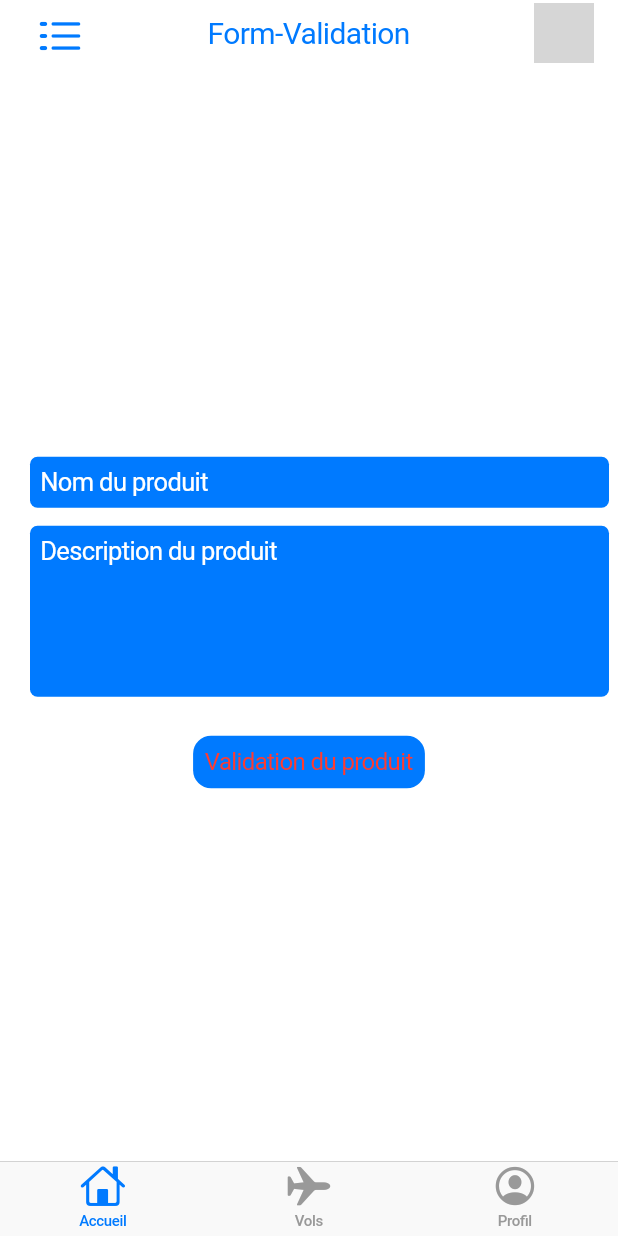
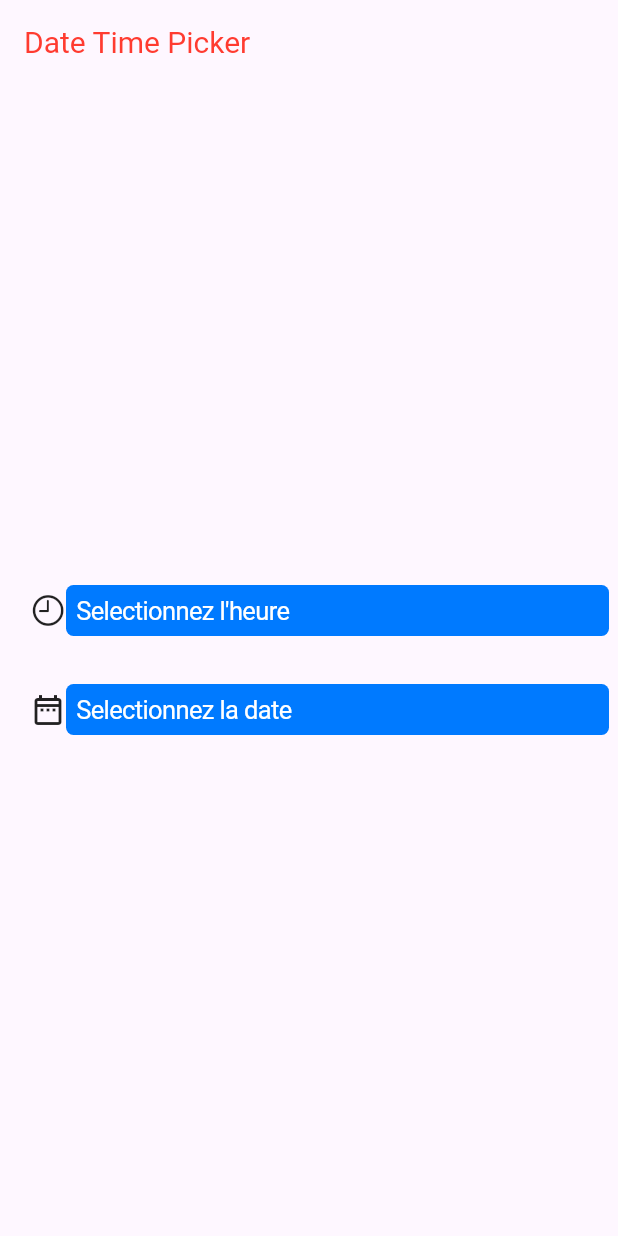
Before and after one commit to KabaDiakite0212/formation_odc, a Flutter app: the screen it shows after launch, on a phone screen of 412 x 824 dp. Run offline on Flutter 3.47's test engine with Material 3 defaults, Android fonts, the phone set to English and light mode, and no system bars; grey boxes are pictures that could not be loaded.

Commit message:
time and date picker

```diff
--- a/lib/main.dart
+++ b/lib/main.dart
@@ -1,5 +1,6 @@
 import 'package:flutter/cupertino.dart';
 import 'package:flutter/material.dart';
+import 'package:formation_odc/screens/date_time_picker_screen.dart';
 import 'package:formation_odc/screens/detail_product_screen.dart';
 import 'package:formation_odc/screens/navigation_bar_screen.dart';
 import 'package:formation_odc/screens/product_screen.dart';
@@ -14,13 +15,13 @@ class MyApp extends StatelessWidget {
   // This widget is the root of your application.
   @override
   Widget build(BuildContext context) {
-    return CupertinoApp(
+    return MaterialApp(
       debugShowCheckedModeBanner: false,
       title: 'Flutter iOS',
 
       // home: ProductScreen(),
       // home: DetailProductScreen(),
-      home: const NavigationBarScreen(),
+      home: const DateTimePickerScreen(),
     );
   }
 }
--- /dev/null
+++ b/lib/screens/date_time_picker_screen.dart
@@ -0,0 +1,97 @@
+import 'package:flutter/cupertino.dart';
+import 'package:flutter/material.dart';
+import 'package:formation_odc/widgets/basic_widgets.dart';
+import 'package:formation_odc/widgets/custom_text.dart';
+
+class DateTimePickerScreen extends StatefulWidget {
+  const DateTimePickerScreen({super.key});
+
+  @override
+  State<DateTimePickerScreen> createState() => _DateTimePickerScreenState();
+}
+
+class _DateTimePickerScreenState extends State<DateTimePickerScreen> {
+  final TextEditingController _timeEditingController = TextEditingController();
+  final TextEditingController _dateEditingController = TextEditingController();
+  @override
+  Widget build(BuildContext context) {
+    return Scaffold(
+        appBar: AppBar(
+          title: CustomText(title: "Date Time Picker"),
+        ),
+        body: Column(
+          mainAxisAlignment: MainAxisAlignment.center,
+          children: [
+            CupertinoTextFormFieldRow(
+              controller: _timeEditingController,
+              placeholder: "Selectionnez l'heure",
+              cursorColor: CupertinoColors.white,
+              prefix: Icon(CupertinoIcons.time),
+              showCursor: false,
+              // padding: EdgeInsets.only(),
+              style: TextStyle(color: Colors.white),
+              decoration: BoxDecoration(
+                color: CupertinoColors.activeBlue,
+                borderRadius: BorderRadius.circular(5),
+              ),
+              placeholderStyle: TextStyle(
+                color: CupertinoColors.white,
+              ),
+              validator: (value) {
+                if (value == null) {
+                  return "La description est obligatoire.";
+                }
+                return '';
+              },
+              // onChanged: (value) => print(value),
+              onTap: () async {
+                var heure = await showTimePicker(
+                  context: context,
+                  initialTime: TimeOfDay.now(),
+                );
+                var formattedTime = heure?.format(context);
+                setState(() {
+                  _timeEditingController.text = formattedTime.toString();
+                });
+              },
+            ),
+            BasicWidgets.heightSize(20),
+            CupertinoTextFormFieldRow(
+              controller: _dateEditingController,
+              placeholder: "Selectionnez la date",
+              cursorColor: CupertinoColors.white,
+              prefix: Icon(Icons.date_range_outlined),
+              showCursor: false,
+              // padding: EdgeInsets.only(),
+              style: TextStyle(color: Colors.white),
+              decoration: BoxDecoration(
+                color: CupertinoColors.activeBlue,
+                borderRadius: BorderRadius.circular(5),
+              ),
+              placeholderStyle: TextStyle(
+                color: CupertinoColors.white,
+              ),
+              validator: (value) {
+                if (value == null) {
+                  return "La  est obligatoire.";
+                }
+                return '';
+              },
+              // onChanged: (value) => print(value),
+              onTap: () async {
+              var date = await showDatePicker(
+                  context: context,
+                  initialDate:  DateTime.now(),
+                  firstDate: DateTime(2000),
+                  lastDate: DateTime(2040),
+                );
+                setState(() {
+                  // print(date.toString().split(" ")[0]);
+                  _dateEditingController.text = date.toString().split(" ")[0];
+                });
+              },
+            ),
+          ],
+        ));
+  }
+}
--- a/lib/screens/navigation_bar_screen.dart
+++ b/lib/screens/navigation_bar_screen.dart
@@ -1,5 +1,6 @@
 import 'package:flutter/cupertino.dart';
 import 'package:formation_odc/screens/basic_screen.dart';
+import 'package:formation_odc/screens/date_time_picker_screen.dart';
 import 'package:formation_odc/screens/product_screen.dart';
 import 'package:formation_odc/screens/profile_screen.dart';
 import 'package:formation_odc/screens/textfield_validation_sreen.dart';
@@ -38,7 +39,7 @@ class _NavigationBarScreenState extends State<NavigationBarScreen> {
       tabBuilder: (context, index) {
         switch (index) {
           case 0:
-           return  const TextfieldValidationSreen();
+           return  const DateTimePickerScreen();
 
           case 1:
            return  const ProductScreen();
```
